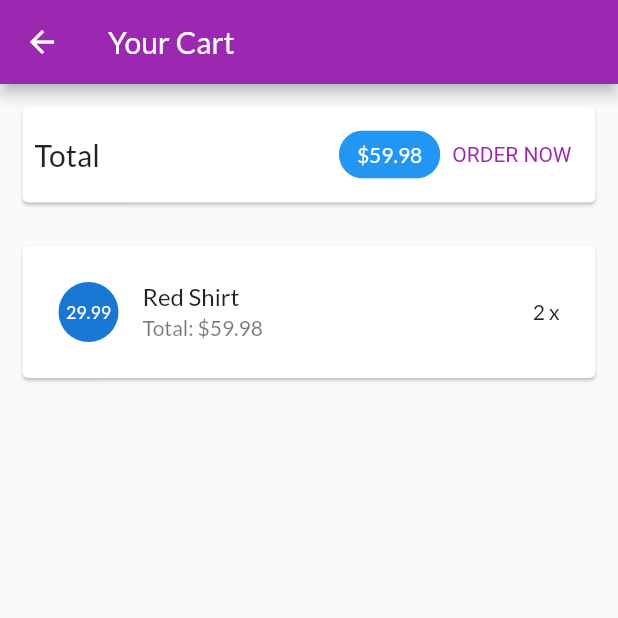
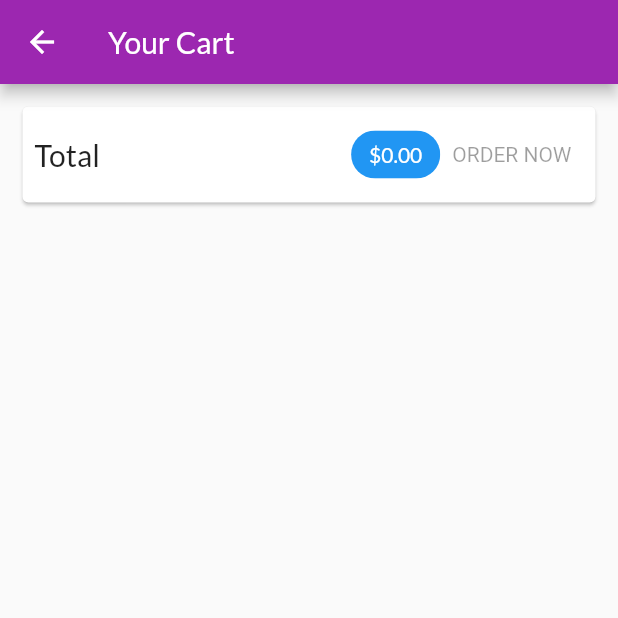
Before and after one commit to dangyenlinh212/linhb1909938, a Flutter app: the CartScreen screen opened by its route, after a tap on "ORDER NOW", on a phone screen of 412 x 824 dp, the top half of it. Run offline on Flutter 3.47's test engine with Material 2 defaults, Android fonts, the phone set to English and light mode, and no system bars; network calls fail.

Commit message:
Quan ly trang thai voi provider - OrdersManager

```diff
--- a/lib/main.dart
+++ b/lib/main.dart
@@ -19,6 +19,9 @@ class MyApp extends StatelessWidget {
         ),
         ChangeNotifierProvider(
           create: (ctx) => CartManager(),
+        ),
+        ChangeNotifierProvider(
+          create: (ctx) => OrdersManager(),
         ),
       ],
       child: MaterialApp(
--- a/lib/ui/cart/cart_screen.dart
+++ b/lib/ui/cart/cart_screen.dart
@@ -1,8 +1,9 @@
 import 'package:flutter/material.dart';
-import 'package:myshop/ui/cart/cart_item_card.dart';
-import 'package:myshop/ui/cart/cart_manager.dart';
+import 'package:myshop/ui/orders/order_manager.dart';
+import 'package:provider/provider.dart';
 
-import 'package:provider/provider.dart';
+import 'cart_item_card.dart';
+import 'cart_manager.dart';
 
 class CartScreen extends StatelessWidget {
   static const routeName = '/cart';
@@ -19,10 +20,12 @@ class CartScreen extends StatelessWidget {
       body: Column(
         children: <Widget>[
           buildCartSummary(cart, context),
-          const SizedBox(height: 10),
+          const SizedBox(
+            height: 10,
+          ),
           Expanded(
             child: buildCartDetails(cart),
-          )
+          ),
         ],
       ),
     );
@@ -32,9 +35,9 @@ class CartScreen extends StatelessWidget {
     return ListView(
       children: cart.productEntries
           .map(
-            (entry) => CartItemCard(
-              productId: entry.key,
-              cardItem: entry.value,
+            (Entry) => CartItemCard(
+              productId: Entry.key,
+              cardItem: Entry.value,
             ),
           )
           .toList(),
@@ -64,9 +67,15 @@ class CartScreen extends StatelessWidget {
               backgroundColor: Theme.of(context).primaryColor,
             ),
             TextButton(
-              onPressed: () {
-                print('An order has been added');
-              },
+              onPressed: cart.totalAmount <= 0
+                  ? null
+                  : () {
+                      context.read<OrdersManager>().addOrder(
+                            cart.products,
+                            cart.totalAmount,
+                          );
+                      cart.clear();
+                    },
               style: TextButton.styleFrom(
                 textStyle: TextStyle(color: Theme.of(context).primaryColor),
               ),
--- a/lib/ui/orders/order_manager.dart
+++ b/lib/ui/orders/order_manager.dart
@@ -1,4 +1,5 @@
 import 'package:flutter/material.dart';
+import 'package:flutter/foundation.dart';
 
 import '../../models/cart_item.dart';
 import '../../models/order_item.dart';
@@ -27,4 +28,17 @@ class OrdersManager with ChangeNotifier {
   List<OrderItem> get orders {
     return [..._orders];
   }
+
+  void addOrder(List<CartItem> cartProducts, double total) async {
+    _orders.insert(
+      0,
+      OrderItem(
+        id: 'o${DateTime.now().toIso8601String()}',
+        amount: total,
+        products: cartProducts,
+        dateTime: DateTime.now(),
+      ),
+    );
+    notifyListeners();
+  }
 }
```
Also changed, not shown: lib/ui/orders/orders_screen.dart (+9 -4 lines).
